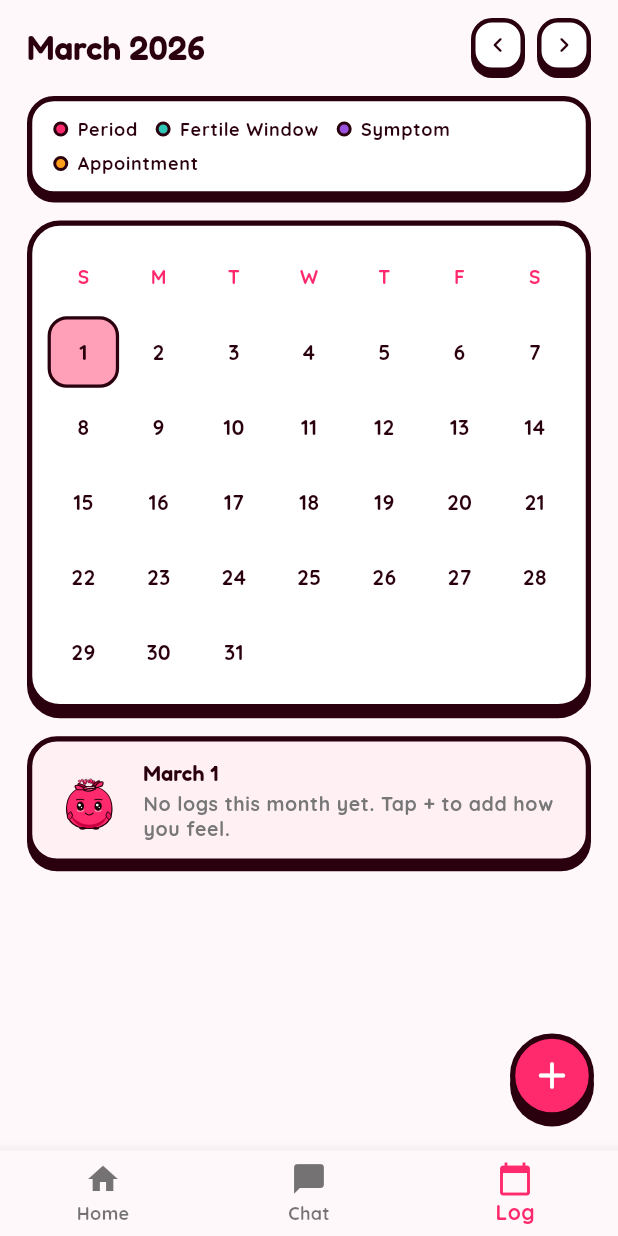
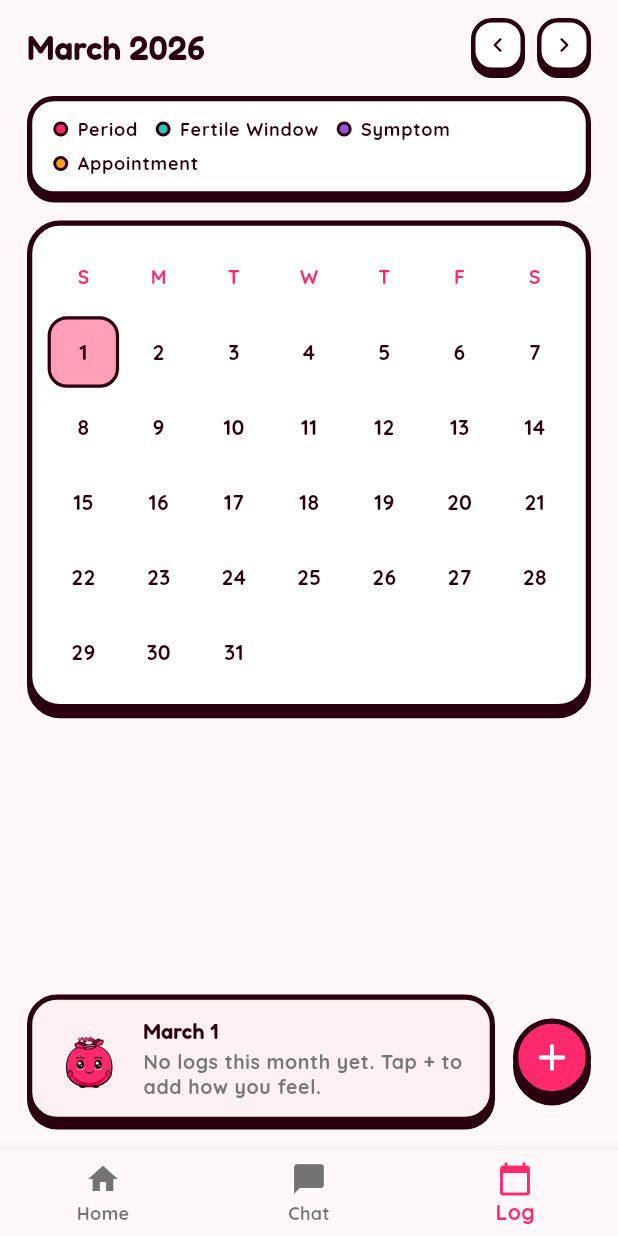
Before and after one commit to OswaldShilo/Eve, a Flutter app: the LogScreen screen opened directly, on a phone screen of 412 x 824 dp. Run offline on Flutter 3.47's test engine with Material 3 defaults, Android fonts, the phone set to English and light mode, and no system bars; our stand-ins replace appwrite, flutter_riverpod, go_router, google_fonts, printing; network calls fail.

Commit message:
feat(log): finish UX step 9 — pinned day panel + add button, legend card, quick-log Save always reachable
- Selected-day toast and the outlined 52px + button share a row pinned
  above the bottom nav, so the button can never cover the day's details;
  the header, legend and calendar scroll above them
- Legend is one outlined card (.legend-row) with weight-800 labels
- Toast title/detail are bounded (1 / 3 lines) so long notes can't
  overflow at 360x640 or large text
- Quick-log sheet: fields scroll, error message + Save are pinned below
  them, so Save stays above the keyboard without scrolling; a failed
  save shows an actionable message and the button becomes "Try again"
- Today is still selected by default; empty month keeps its message

Tests: no overlap between + and toast at 360x640 (x1.0/1.3/1.5), legend
card contents, Save visible above a 300px keyboard at x1.0/x1.5 before
and after a failed save, "Try again" label. 309 tests pass, analyze clean.
No repository, provider, model or backend changes.

Co-Authored-By: Claude Opus 5.5 <noreply@anthropic.com>

```diff
--- a/EVE_MOBILE/app/lib/features/log/presentation/screens/log_screen.dart
+++ b/EVE_MOBILE/app/lib/features/log/presentation/screens/log_screen.dart
@@ -11,6 +11,10 @@ import 'package:eve_app/shared/widgets/eve_components.dart';
 /// `.legend-row` card, a full-month `.calendar-grid` (weekday headers,
 /// leading blanks, every day of the month), the selected day's
 /// `.log-mascot-toast`, and the `.fab-btn` for a new entry.
+///
+/// Unlike the mock, where the + button floats over the page, the toast and
+/// the button share a row pinned above the bottom nav: the button can never
+/// cover the selected day's details, and the calendar scrolls above them.
 class LogScreen extends StatefulWidget {
   LogScreen({
     super.key,
@@ -98,9 +102,11 @@ class _LogScreenState extends State<LogScreen> {
 
     return Scaffold(
       body: SafeArea(
+        child: Column(
+          children: [
+            Expanded(
               child: ListView(
-          // Bottom padding keeps the toast clear of the floating + button.
-          padding: const EdgeInsets.fromLTRB(18, 12, 18, 96),
+                padding: const EdgeInsets.fromLTRB(18, 12, 18, 12),
                 children: [
                   // `.log-header`
                   Row(
@@ -124,6 +130,7 @@ class _LogScreenState extends State<LogScreen> {
                   const SizedBox(height: 12),
                   // `.legend-row`
                   EveCard(
+                    key: const Key('log-legend'),
                     radius: 18,
                     shadow: 4,
                     padding: const EdgeInsets.symmetric(horizontal: 14, vertical: 10),
@@ -145,7 +152,11 @@ class _LogScreenState extends State<LogScreen> {
                                 ),
                               ),
                               const SizedBox(width: 6),
-                        Text(entry.$1, style: text.labelSmall!.copyWith(color: tokens.ink)),
+                              // `.legend-item`: 0.74rem, weight 800, ruby-dark.
+                              Text(
+                                entry.$1,
+                                style: text.labelSmall!.copyWith(color: tokens.ink, fontWeight: FontWeight.w800),
+                              ),
                             ],
                           ),
                       ],
@@ -169,10 +180,7 @@ class _LogScreenState extends State<LogScreen> {
                           Center(
                             child: FittedBox(
                               fit: BoxFit.scaleDown,
-                        child: Text(
-                          d,
-                          style: text.labelMedium!.copyWith(color: EveColors.rubyMain),
-                        ),
+                              child: Text(d, style: text.labelMedium!.copyWith(color: EveColors.rubyMain)),
                             ),
                           ),
                         for (var i = 0; i < leadingBlanks; i++) const SizedBox.shrink(),
@@ -186,9 +194,18 @@ class _LogScreenState extends State<LogScreen> {
                       ],
                     ),
                   ),
-            const SizedBox(height: 12),
+                ],
+              ),
+            ),
+            // The selected day's toast and the + button share a row pinned
+            // above the nav, so the button never covers the day's details.
+            Padding(
+              padding: const EdgeInsets.fromLTRB(18, 4, 18, 14),
+              child: Row(
+                children: [
                   // `.log-mascot-toast`
-            EveCard(
+                  Expanded(
+                    child: EveCard(
                       key: const Key('log-day-toast'),
                       color: tokens.soft,
                       radius: 20,
@@ -200,10 +217,7 @@ class _LogScreenState extends State<LogScreen> {
                             width: 48,
                             height: 48,
                             child: RepaintBoundary(
-                      child: EveMascot(
-                        emotion: selected?.emotion ?? EveEmotion.neutral,
-                        size: 46,
-                      ),
+                              child: EveMascot(emotion: selected?.emotion ?? EveEmotion.neutral, size: 46),
                             ),
                           ),
                           const SizedBox(width: 12),
@@ -212,7 +226,10 @@ class _LogScreenState extends State<LogScreen> {
                               crossAxisAlignment: CrossAxisAlignment.start,
                               children: [
                                 Text(
-                          selected?.dateTitle ?? DateFormat('MMMM d').format(DateTime(year, month, selectedDay)),
+                                  selected?.dateTitle ??
+                                      DateFormat('MMMM d').format(DateTime(year, month, selectedDay)),
+                                  maxLines: 1,
+                                  overflow: TextOverflow.ellipsis,
                                   style: text.titleSmall!.copyWith(color: tokens.ink),
                                 ),
                                 const SizedBox(height: 2),
@@ -221,6 +238,8 @@ class _LogScreenState extends State<LogScreen> {
                                       (widget.days.isEmpty
                                           ? 'No logs this month yet. Tap + to add how you feel.'
                                           : 'No logs recorded.'),
+                                  maxLines: 3,
+                                  overflow: TextOverflow.ellipsis,
                                   style: text.bodySmall,
                                 ),
                               ],
@@ -229,28 +248,30 @@ class _LogScreenState extends State<LogScreen> {
                         ],
                       ),
                     ),
-          ],
                   ),
-      ),
-      // `.fab-btn`
-      floatingActionButton: Semantics(
+                  const SizedBox(width: 12),
+                  // `.fab-btn` (52px, outlined ruby circle)
+                  Semantics(
                     button: true,
                     label: 'New entry',
                     child: GestureDetector(
                       key: const Key('log-fab-new-entry'),
+                      behavior: HitTestBehavior.opaque,
                       onTap: () => widget.onNewEntry?.call(),
                       child: Container(
-            width: 56,
-            height: 56,
+                        width: 52,
+                        height: 52,
                         margin: const EdgeInsets.only(bottom: 6),
                         alignment: Alignment.center,
-            decoration: eveOutlined(
-              color: EveColors.rubyMain,
-              shape: BoxShape.circle,
-              shadow: 6,
-            ),
+                        decoration: eveOutlined(color: EveColors.rubyMain, shape: BoxShape.circle, shadow: 6),
                         child: const Icon(Icons.add_rounded, color: Colors.white, size: 30),
                       ),
+                    ),
+                  ),
+                ],
+              ),
+            ),
+          ],
         ),
       ),
       bottomNavigationBar: EveBottomNav(
```
Also changed, not shown: EVE_MOBILE/app/lib/features/log/presentation/widgets/quick_log_sheet.dart (+43 -17 lines), 2 other files. Lines whose indentation alone changed are shown as unchanged.
